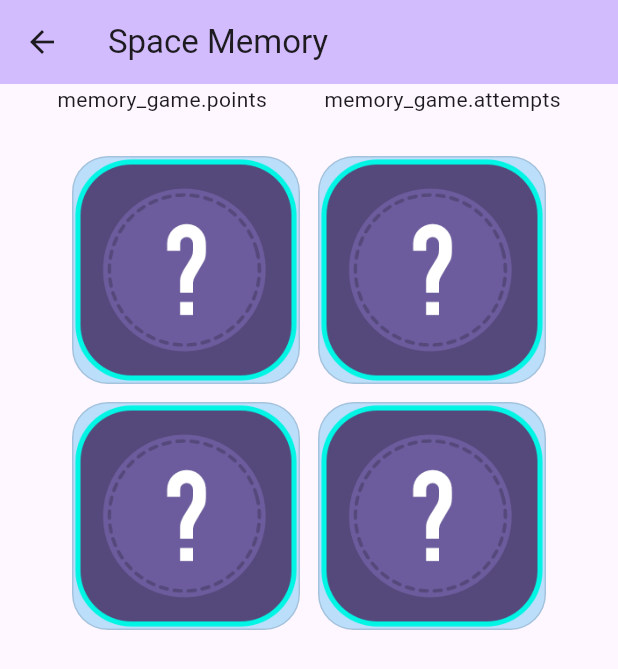
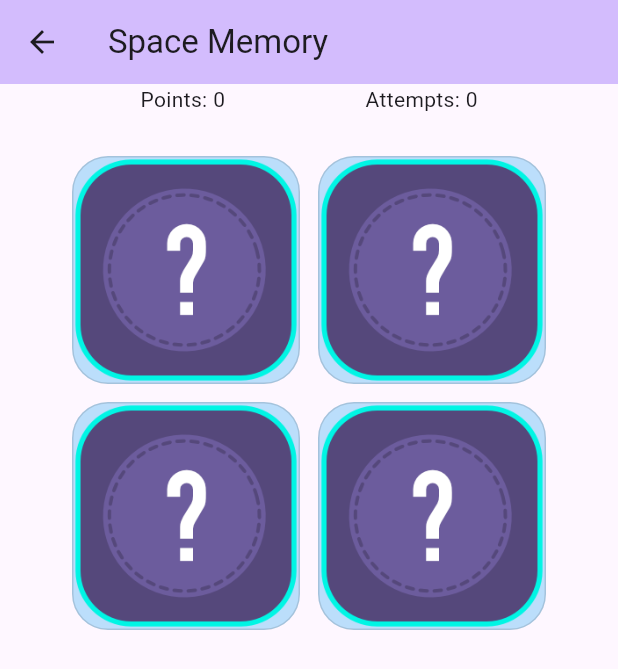
Before and after one commit to ovoelke/space_memory_flutter, a Flutter app: the MemoryGamePage screen opened directly with empty values, on a phone screen of 412 x 824 dp. Shown: the top 669 px of the screen. Run offline on Flutter 3.47's test engine with Material 3 defaults, Android fonts, the phone set to English and light mode, and no system bars; our stand-ins replace easy_localization, flutter_bloc, get_it.

Commit message:
fix(main): fix missing translations.

```diff
--- a/lib/main.dart
+++ b/lib/main.dart
@@ -42,7 +42,7 @@ class MyApp extends StatelessWidget {
       localizationsDelegates: context.localizationDelegates,
       supportedLocales: context.supportedLocales,
       locale: context.locale,
-      title: 'Space Memory',
+      title: tr('title'),
       theme: ThemeData(
         colorScheme: ColorScheme.fromSeed(seedColor: Colors.deepPurple),
       ),
--- a/lib/page/memory_game/ui/memory_game_page.dart
+++ b/lib/page/memory_game/ui/memory_game_page.dart
@@ -58,7 +58,7 @@ class MemoryGamePage extends StatelessWidget {
                     alignment: Alignment.center,
                     children: [
                       ConfettiExplosion(),
-                      Text('memory_game.won').tr(),
+                      Text('memory_game_page.won').tr(),
                     ],
                   ),
                 ),
@@ -71,11 +71,11 @@ class MemoryGamePage extends StatelessWidget {
                     children: [
                       Spacer(),
                       Text(
-                        'memory_game.points',
+                        'memory_game_page.points',
                       ).tr(namedArgs: {'score': '${state.score}'}),
                       Spacer(),
                       Text(
-                        'memory_game.attempts',
+                        'memory_game_page.attempts',
                       ).tr(namedArgs: {'missed': '${state.missed}'}),
                       Spacer(),
                     ],
```
